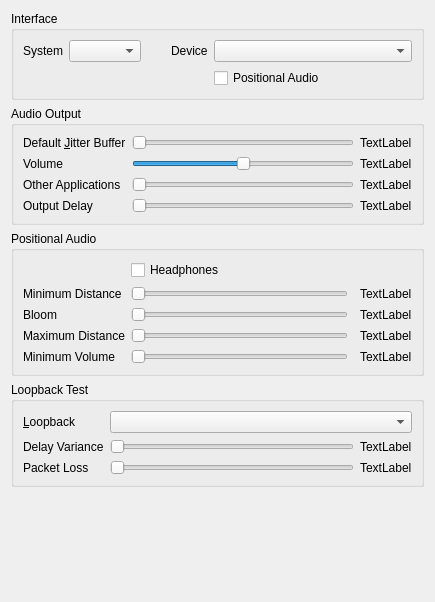
The window that src/mumble/AudioOutput.ui (mumble-voip/mumble) describes before a commit, drawn with Qt 5.
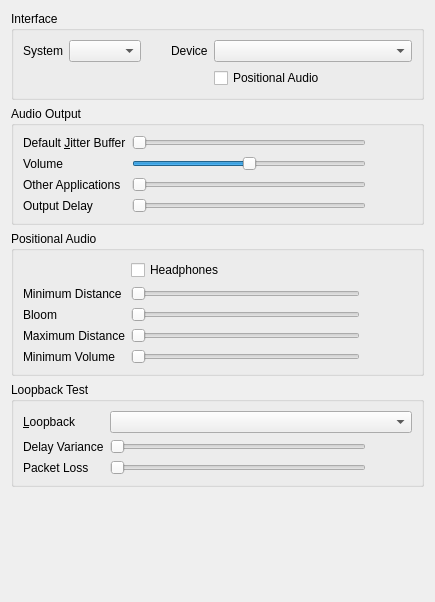
The same window after the commit.

```diff
--- a/src/mumble/AudioOutput.ui
+++ b/src/mumble/AudioOutput.ui
@@ -149,8 +149,8 @@
           <height>0</height>
          </size>
         </property>
-        <property name="text" >
-         <string>TextLabel</string>
+        <property name="text">
+         <string/>
         </property>
        </widget>
       </item>
@@ -186,10 +186,10 @@
         </property>
        </widget>
       </item>
-      <item row="1" column="2" >
-       <widget class="QLabel" name="qlVolume" >
-        <property name="text" >
-         <string>TextLabel</string>
+      <item row="1" column="2">
+       <widget class="QLabel" name="qlVolume">
+        <property name="text">
+         <string/>
         </property>
        </widget>
       </item>
@@ -225,17 +225,17 @@
         </property>
        </widget>
       </item>
-      <item row="3" column="2" >
-       <widget class="QLabel" name="qlDelay" >
-        <property name="text" >
-         <string>TextLabel</string>
+      <item row="3" column="2">
+       <widget class="QLabel" name="qlDelay">
+        <property name="text">
+         <string/>
         </property>
        </widget>
       </item>
-      <item row="2" column="2" >
-       <widget class="QLabel" name="qlOtherVolume" >
-        <property name="text" >
-         <string>TextLabel</string>
+      <item row="2" column="2">
+       <widget class="QLabel" name="qlOtherVolume">
+        <property name="text">
+         <string/>
         </property>
        </widget>
       </item>
@@ -333,8 +333,8 @@
           <height>0</height>
          </size>
         </property>
-        <property name="text" >
-         <string>TextLabel</string>
+        <property name="text">
+         <string/>
         </property>
        </widget>
       </item>
@@ -375,8 +375,8 @@
           <height>0</height>
          </size>
         </property>
-        <property name="text" >
-         <string>TextLabel</string>
+        <property name="text">
+         <string/>
         </property>
        </widget>
       </item>
@@ -414,8 +414,8 @@
           <height>0</height>
          </size>
         </property>
-        <property name="text" >
-         <string>TextLabel</string>
+        <property name="text">
+         <string/>
         </property>
        </widget>
       </item>
@@ -437,8 +437,8 @@
           <height>0</height>
          </size>
         </property>
-        <property name="text" >
-         <string>TextLabel</string>
+        <property name="text">
+         <string/>
         </property>
        </widget>
       </item>
@@ -504,8 +504,8 @@
           <height>0</height>
          </size>
         </property>
-        <property name="text" >
-         <string>TextLabel</string>
+        <property name="text">
+         <string/>
         </property>
        </widget>
       </item>
@@ -549,8 +549,8 @@
           <height>0</height>
          </size>
         </property>
-        <property name="text" >
-         <string>TextLabel</string>
+        <property name="text">
+         <string/>
         </property>
        </widget>
       </item>
```
Left out of the diff: 413 changed lines with no effect on the pictures.
